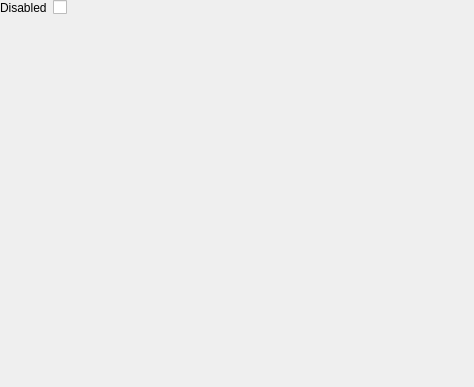
Before: the Qt Designer form yy/slidersettingsform.ui in sebcaux/qt-material-widgets, drawn with Qt 5.
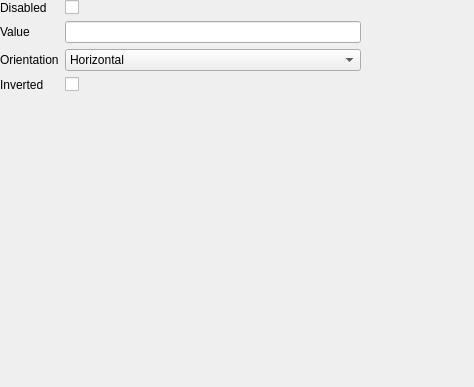
After: the same form once the commit is applied.

```diff
--- a/yy/slidersettingsform.ui
+++ b/yy/slidersettingsform.ui
@@ -33,6 +33,47 @@
     <item row="0" column="1">
      <widget class="QCheckBox" name="disabledCheckBox"/>
     </item>
+    <item row="1" column="0">
+     <widget class="QLabel" name="valueLabel">
+      <property name="text">
+       <string>Value</string>
+      </property>
+     </widget>
+    </item>
+    <item row="1" column="1">
+     <widget class="QLineEdit" name="valueLineEdit"/>
+    </item>
+    <item row="2" column="0">
+     <widget class="QLabel" name="orientationLabel">
+      <property name="text">
+       <string>Orientation</string>
+      </property>
+     </widget>
+    </item>
+    <item row="2" column="1">
+     <widget class="QComboBox" name="orientationComboBox">
+      <item>
+       <property name="text">
+        <string>Horizontal</string>
+       </property>
+      </item>
+      <item>
+       <property name="text">
+        <string>Vertical</string>
+       </property>
+      </item>
+     </widget>
+    </item>
+    <item row="3" column="0">
+     <widget class="QLabel" name="invertedLabel">
+      <property name="text">
+       <string>Inverted</string>
+      </property>
+     </widget>
+    </item>
+    <item row="3" column="1">
+     <widget class="QCheckBox" name="invertedCheckBox"/>
+    </item>
    </layout>
   </widget>
  </widget>
```
